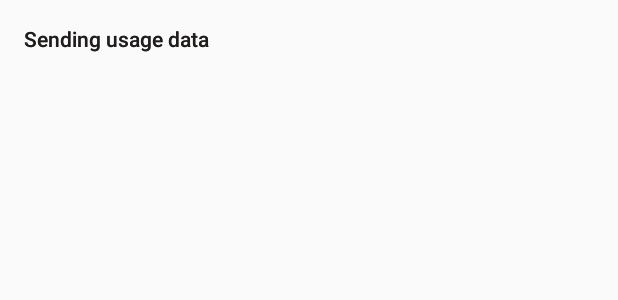
After one commit to kamsi76/artstore, an Android app: the layout custom_switch_preference.xml on its own in the app's theme, with its tools: preview values and no code run, on a phone screen of 412 x 824 dp. The commit adds this screen. Shown: the top 300 px of the screen. Run offline under Robolectric (Android 15) with nearby library versions, the phone set to English and light mode, and no system bars.

Commit message:
설정 수정

```diff
--- a/app/build.gradle
+++ b/app/build.gradle
@@ -40,6 +40,7 @@ dependencies {
     implementation 'androidx.appcompat:appcompat:1.2.0'
     implementation 'androidx.constraintlayout:constraintlayout:2.0.4'
     implementation 'androidx.preference:preference:1.1.1'
+    implementation 'androidx.legacy:legacy-support-v4:1.0.0'
 
     testImplementation 'junit:junit:4.+'
     androidTestImplementation 'com.android.support.test.espresso:espresso-core:3.0.2'
--- a/app/src/main/AndroidManifest.xml
+++ b/app/src/main/AndroidManifest.xml
@@ -32,6 +32,7 @@
         android:supportsRtl="true"
         android:theme="@style/Theme.Artstore"
         android:usesCleartextTraffic="true">
+        <activity android:name=".preference.DisturbActivity" />
 
         <meta-data
             android:name="com.google.android.actions"
@@ -70,7 +71,6 @@
         </activity>
         <activity android:name=".ChildPopupWebActivity" />
         <activity android:name=".PopupWebActivity" />
-
         <activity android:name=".preference.SettingActivity" />
 
         <service android:name=".firebase.CustomFirebaseMessagingService">
--- /dev/null
+++ b/app/src/main/res/drawable/preference_color.xml
@@ -0,0 +1,5 @@
+<?xml version="1.0" encoding="utf-8"?>
+<selector xmlns:android="http://schemas.android.com/apk/res/android">
+    <item android:state_enabled="false" android:color="@color/gray" />
+    <item android:color="@color/black"/>
+</selector>
--- a/app/src/main/res/layout/activity_setting.xml
+++ b/app/src/main/res/layout/activity_setting.xml
@@ -4,7 +4,7 @@
     xmlns:tools="http://schemas.android.com/tools"
     android:layout_width="match_parent"
     android:layout_height="match_parent"
-    tools:context=".SettingActivity">
+    tools:context=".preference.SettingActivity">
 
     <FrameLayout
         android:layout_width="match_parent"
@@ -83,8 +83,6 @@
                     />
             </LinearLayout>
 
-
-
             <LinearLayout
                 android:id="@+id/bottomDeco"
                 android:layout_width="match_parent"
--- /dev/null
+++ b/app/src/main/res/layout/custom_switch_preference.xml
@@ -0,0 +1,47 @@
+<?xml version="1.0" encoding="utf-8"?>
+<LinearLayout xmlns:android="http://schemas.android.com/apk/res/android"
+    xmlns:tools="http://schemas.android.com/tools"
+    android:layout_width="match_parent"
+    android:layout_height="wrap_content"
+    android:orientation="vertical">
+
+    <RelativeLayout
+        android:layout_width="match_parent"
+        android:layout_height="wrap_content"
+        android:clickable="false"
+        android:focusable="false"
+        android:padding="16dp">
+
+        <!--  Overriding android ids results automatic persistence / setting of title -->
+        <TextView
+            android:id="@android:id/title"
+            android:layout_width="match_parent"
+            android:layout_height="wrap_content"
+            android:layout_centerVertical="true"
+            android:layout_toStartOf="@android:id/widget_frame"
+            android:fontFamily="sans-serif-medium"
+            android:textColor="@color/preferences_title"
+            android:textSize="14sp"
+            android:textStyle="normal"
+            tools:text="Sending usage data" />
+
+        <TextView
+            android:id="@android:id/summary"
+            android:layout_width="385dp"
+            android:layout_height="wrap_content"
+            android:layout_centerVertical="true"
+            android:layout_toStartOf="@android:id/widget_frame"
+            android:fontFamily="sans-serif-medium"
+            android:textColor="@color/preferences_title"
+            android:textSize="14sp"
+            android:textStyle="normal"
+            tools:text="Sending usage data" />
+
+        <LinearLayout
+            android:id="@android:id/widget_frame"
+            android:layout_width="wrap_content"
+            android:layout_height="wrap_content"
+            android:layout_alignParentEnd="true"
+            android:orientation="vertical" />
+    </RelativeLayout>
+</LinearLayout>
--- a/app/src/main/res/values/colors.xml
+++ b/app/src/main/res/values/colors.xml
@@ -2,6 +2,7 @@
 <resources>
     <color name="black">#FF000000</color>
     <color name="white">#FFFFFFFF</color>
+    <color name="gray">#999999</color>
 
     <color name="colorPrimary">#3F51B5</color>
     <color name="colorPrimaryDark">#FF000000</color>
@@ -17,4 +18,8 @@
     <color name="light_blue_A200">#FF40C4FF</color>
     <color name="light_blue_A400">#FF00B0FF</color>
     <color name="black_overlay">#66000000</color>
+
+    <color name="preferences_background">#f9f9f9</color>
+    <color name="preferences_divider">#d5d5d5</color>
+    <color name="preferences_title">#201d1d</color>
 </resources>
--- a/app/src/main/res/values/strings.xml
+++ b/app/src/main/res/values/strings.xml
@@ -9,6 +9,10 @@
     <string name="alarm_header">알림설정</string>
     <string name="messages_header">Messages</string>
     <string name="sync_header">Sync</string>
+
+    <string name="ok">확인</string>
+    <string name="cancel">취소</string>
+
 
     <!-- Alarm Preferences -->
     <string name="notification_title">푸시 알림 설정</string>
@@ -24,4 +28,6 @@
     <string name="attachment_summary_on">Automatically download attachments for incoming emails
     </string>
     <string name="attachment_summary_off">Only download attachments when manually requested</string>
+    <!-- TODO: Remove or change this placeholder text -->
+    <string name="hello_blank_fragment">Hello blank fragment</string>
 </resources>
```
Also changed, not shown: app/src/main/java/com/uni4989/artstore/preference/SettingsFragment.java (+0 -7 lines), app/src/main/java/com/uni4989/artstore/preference/TimepickerFragment.java (+10 -20 lines), app/src/main/java/com/uni4989/artstore/preference/TimepickerPreference.java (+203 -29 lines), app/src/main/res/layout/custom_timepicker_preference.xml (added, +45 -0 lines), app/src/main/res/values/attrs.xml (+19 -0 lines), app/src/main/res/xml/setting_preferences.xml (+41 -10 lines), 1 other file.
